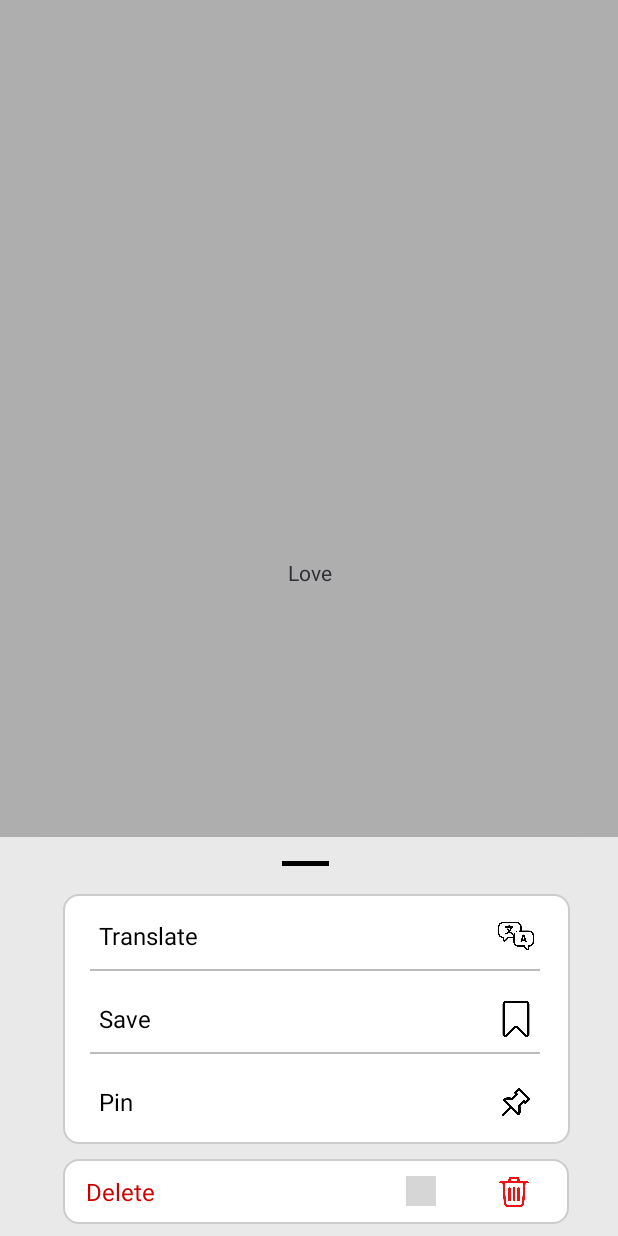
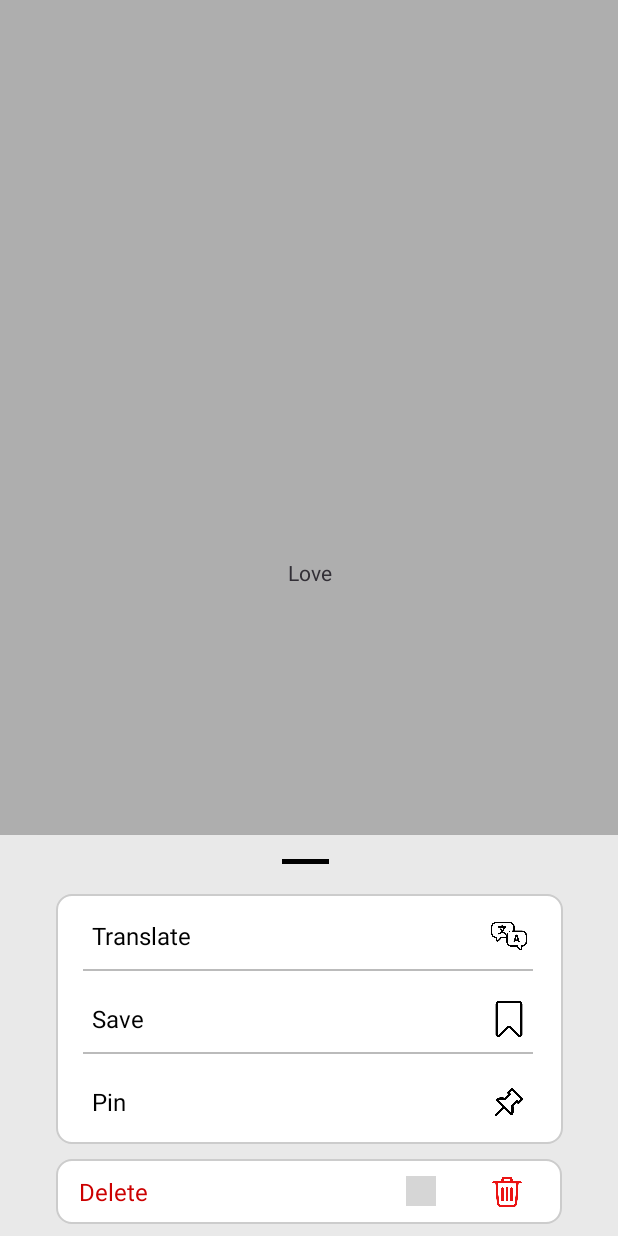
Before and after one commit to daithien2004/ThreadsProject, an Android app: the fragment ConfigPostFragment placed in its activity, item 2 of the bottom bar chosen, on a phone screen of 412 x 824 dp. Run offline under Robolectric (Android 15) with nearby library versions, the phone set to English and light mode, and no system bars; 1 statement that could not run was skipped; grey boxes are pictures that could not be loaded.

Commit message:
thay bias thành margin padding

```diff
--- a/TheadsProject/app/src/main/java/com/example/theadsproject/activity/PersonalDetailFragment.java
+++ b/TheadsProject/app/src/main/java/com/example/theadsproject/activity/PersonalDetailFragment.java
@@ -54,7 +54,7 @@ public class PersonalDetailFragment extends Fragment {
                     .commit();
         }
 
-        tvName = view.findViewById(R.id.tvPostName);
+        tvName = view.findViewById(R.id.tvName);
         tvDescription = view.findViewById(R.id.tvDescription);
         tvBio = view.findViewById(R.id.tvBio);
         ivAvatar = view.findViewById(R.id.ivAvatar);
--- a/TheadsProject/app/src/main/java/com/example/theadsproject/retrofit/RetrofitClient.java
+++ b/TheadsProject/app/src/main/java/com/example/theadsproject/retrofit/RetrofitClient.java
@@ -21,7 +21,7 @@ import retrofit2.converter.scalars.ScalarsConverterFactory;
 public class RetrofitClient extends BaseClient {
 
 
-    private static final String BASE_URL = "http://192.168.1.6:8080/api/";
+    private static final String BASE_URL = "http://192.168.1.226:8080/api/";
 
     private static Retrofit retrofit;
 
--- a/TheadsProject/app/src/main/res/layout/fragment_config_post_of_user.xml
+++ b/TheadsProject/app/src/main/res/layout/fragment_config_post_of_user.xml
@@ -2,36 +2,37 @@
 <androidx.constraintlayout.widget.ConstraintLayout
     xmlns:android="http://schemas.android.com/apk/res/android"
     xmlns:app="http://schemas.android.com/apk/res-auto"
-    xmlns:tools="http://schemas.android.com/tools"
     android:layout_width="match_parent"
     android:layout_height="wrap_content"
     android:background="#e9e9e9"
     android:paddingTop="8dp"
     android:paddingBottom="8dp">
 
-    <!-- Translate Option -->
+    <!-- Thanh nhỏ ở trên -->
+    <View
+        android:id="@+id/divider"
+        android:layout_width="31dp"
+        android:layout_height="3dp"
+        android:layout_marginTop="8dp"
+        android:layout_marginStart="188dp"
+        android:background="@color/black"
+        app:layout_constraintTop_toTopOf="parent"
+        app:layout_constraintStart_toStartOf="parent" />
 
-    <!-- Save Option -->
-
-
+    <!-- Các tùy chọn như Translate, Save, Pin -->
     <LinearLayout
         android:id="@+id/linearLayout"
         android:layout_width="wrap_content"
         android:layout_height="wrap_content"
-        android:layout_marginLeft="42dp"
+        android:orientation="vertical"
+        android:layout_marginTop="20dp"
         android:background="@drawable/bg_button_outline"
-        android:orientation="vertical"
         android:padding="8dp"
-        app:layout_constraintBottom_toBottomOf="parent"
-        app:layout_constraintEnd_toEndOf="parent"
-        app:layout_constraintHorizontal_bias="0.0"
+        app:layout_constraintTop_toBottomOf="@id/divider"
         app:layout_constraintStart_toStartOf="parent"
-        app:layout_constraintTop_toBottomOf="@+id/divider"
-        app:layout_constraintVertical_bias="0.259">
+        app:layout_constraintEnd_toEndOf="parent">
 
         <!-- Translate Option -->
-
-        <!-- Save Option -->
         <LinearLayout
             android:id="@+id/translateOption"
             android:layout_width="322dp"
@@ -66,6 +67,7 @@
             android:layout_marginTop="2dp"
             android:background="@color/gray" />
 
+        <!-- Save Option -->
         <LinearLayout
             android:id="@+id/saveOption"
             android:layout_width="322dp"
@@ -92,6 +94,7 @@
                 android:layout_height="24dp"
                 android:src="@drawable/save" />
         </LinearLayout>
+
         <View
             android:id="@+id/divide2"
             android:layout_width="300dp"
@@ -99,6 +102,7 @@
             android:layout_marginStart="10dp"
             android:layout_marginTop="2dp"
             android:background="@color/gray" />
+
         <!-- Pin Option -->
         <LinearLayout
             android:id="@+id/pinOption"
@@ -129,22 +133,21 @@
 
     </LinearLayout>
 
+    <!-- Delete Option -->
     <androidx.constraintlayout.widget.ConstraintLayout
         android:id="@+id/deleteOption"
         android:layout_width="337dp"
         android:layout_height="43dp"
-        android:layout_marginLeft="42dp"
         android:layout_marginTop="10dp"
         android:background="@drawable/bg_button_outline"
         android:clickable="true"
         android:focusable="true"
+        android:orientation="vertical"
         android:paddingHorizontal="15dp"
-        app:layout_constraintBottom_toBottomOf="parent"
+        app:layout_constraintTop_toBottomOf="@id/linearLayout"
+        app:layout_constraintStart_toStartOf="parent"
         app:layout_constraintEnd_toEndOf="parent"
-        app:layout_constraintHorizontal_bias="0.0"
-        app:layout_constraintStart_toStartOf="parent"
-        app:layout_constraintTop_toBottomOf="@+id/linearLayout"
-        app:layout_constraintVertical_bias="1.0">
+        app:layout_constraintBottom_toBottomOf="parent">
 
         <TextView
             android:id="@+id/tvDelete"
@@ -153,32 +156,19 @@
             android:text="Delete"
             android:textColor="@android:color/holo_red_dark"
             android:textSize="16sp"
+            app:layout_constraintTop_toTopOf="parent"
             app:layout_constraintBottom_toBottomOf="parent"
-            app:layout_constraintStart_toStartOf="parent"
-            app:layout_constraintTop_toTopOf="parent" />
+            app:layout_constraintStart_toStartOf="parent" />
 
         <ImageView
             android:id="@+id/iconDelete"
             android:layout_width="24dp"
             android:layout_height="24dp"
+            android:layout_marginEnd="9dp"
             android:src="@drawable/delete"
-            android:layout_marginRight="9dp"
+            app:layout_constraintTop_toTopOf="parent"
             app:layout_constraintBottom_toBottomOf="parent"
-            app:layout_constraintEnd_toEndOf="parent"
-            app:layout_constraintTop_toTopOf="parent" />
+            app:layout_constraintEnd_toEndOf="parent" />
     </androidx.constraintlayout.widget.ConstraintLayout>
 
-    <View
-        android:id="@+id/divider"
-        android:layout_width="31dp"
-        android:layout_height="3dp"
-        android:layout_marginStart="188dp"
-        android:layout_marginTop="8dp"
-        android:background="@color/black"
-        app:layout_constraintStart_toStartOf="parent"
-        app:layout_constraintTop_toTopOf="parent" />
-
-
-
-
 </androidx.constraintlayout.widget.ConstraintLayout>
--- a/TheadsProject/app/src/main/res/layout/item_post.xml
+++ b/TheadsProject/app/src/main/res/layout/item_post.xml
@@ -44,7 +44,7 @@
             android:gravity="center_vertical"
             android:text="5 giờ"
             app:layout_constraintEnd_toEndOf="parent"
-            app:layout_constraintHorizontal_bias="0.042"
+            android:layout_marginStart="-235dp"
             app:layout_constraintStart_toEndOf="@+id/tvNickname"
             app:layout_constraintTop_toTopOf="parent" />
 
@@ -182,7 +182,6 @@
         android:background="#D3D3D3"
         app:layout_constraintBottom_toTopOf="parent"
         app:layout_constraintEnd_toEndOf="parent"
-        app:layout_constraintHorizontal_bias="0.0"
         app:layout_constraintStart_toStartOf="parent"
         app:layout_constraintTop_toBottomOf="@+id/clAll" />
 
--- a/threads/src/main/resources/application.properties
+++ b/threads/src/main/resources/application.properties
@@ -3,7 +3,7 @@ spring.application.name=threads
 # C?u h�nh MySQL
 spring.datasource.url=jdbc:mysql://localhost:3306/threads
 spring.datasource.username=root
-spring.datasource.password=thien
+spring.datasource.password=103204
 spring.datasource.driver-class-name=com.mysql.cj.jdbc.Driver
 spring.web.resources.static-locations=file:uploads/
 
```
Also changed, not shown: TheadsProject/app/src/main/res/layout/fragment_config_post_of_guest.xml (+25 -39 lines).
